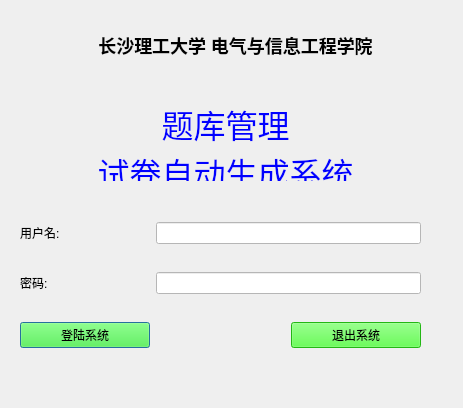
andyhuzhill/PaperGenerator, file logindialog.ui: the form before one commit.
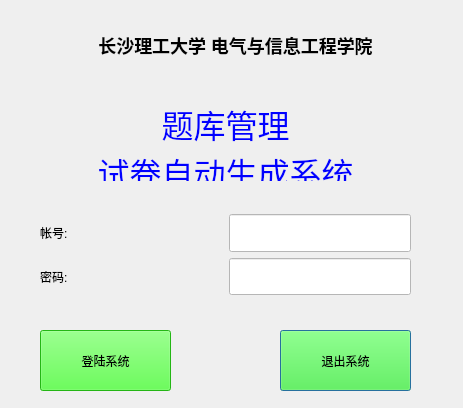
The form after the commit. Icons and pictures are not drawn.

What changed in the file:
```diff
--- a/logindialog.ui
+++ b/logindialog.ui
@@ -39,66 +39,6 @@
 &lt;p align=&quot;center&quot; style=&quot; margin-top:0px; margin-bottom:0px; margin-left:0px; margin-right:0px; -qt-block-indent:0; text-indent:0px;&quot;&gt;&lt;span style=&quot; font-size:24pt; color:#0000ff;&quot;&gt;试卷自动生成系统&lt;/span&gt;&lt;/p&gt;&lt;/body&gt;&lt;/html&gt;</string>
    </property>
   </widget>
-  <widget class="QWidget" name="layoutWidget">
-   <property name="geometry">
-    <rect>
-     <x>20</x>
-     <y>200</y>
-     <width>401</width>
-     <height>171</height>
-    </rect>
-   </property>
-   <layout class="QGridLayout" name="gridLayout">
-    <item row="0" column="0">
-     <widget class="QLabel" name="userLabel">
-      <property name="text">
-       <string>用户名:</string>
-      </property>
-     </widget>
-    </item>
-    <item row="0" column="1" colspan="2">
-     <widget class="QLineEdit" name="nameEdit">
-      <property name="styleSheet">
-       <string notr="true">background-color: rgb(255, 255, 255);</string>
-      </property>
-     </widget>
-    </item>
-    <item row="1" column="0">
-     <widget class="QLabel" name="passlabel">
-      <property name="text">
-       <string>密码:</string>
-      </property>
-     </widget>
-    </item>
-    <item row="1" column="1" colspan="2">
-     <widget class="QLineEdit" name="passEdit">
-      <property name="styleSheet">
-       <string notr="true">background-color: rgb(255, 255, 255);</string>
-      </property>
-     </widget>
-    </item>
-    <item row="2" column="0">
-     <widget class="QPushButton" name="loginButton">
-      <property name="styleSheet">
-       <string notr="true">background-color: rgb(51, 255, 29);</string>
-      </property>
-      <property name="text">
-       <string>登陆系统</string>
-      </property>
-     </widget>
-    </item>
-    <item row="2" column="2">
-     <widget class="QPushButton" name="quitButton">
-      <property name="styleSheet">
-       <string notr="true">background-color: rgb(51, 255, 29);</string>
-      </property>
-      <property name="text">
-       <string>退出系统</string>
-      </property>
-     </widget>
-    </item>
-   </layout>
-  </widget>
   <widget class="QLabel" name="orgLabel">
    <property name="geometry">
     <rect>
@@ -120,6 +60,113 @@
     <set>Qt::AlignCenter</set>
    </property>
   </widget>
+  <widget class="QPushButton" name="quitButton">
+   <property name="geometry">
+    <rect>
+     <x>280</x>
+     <y>330</y>
+     <width>131</width>
+     <height>61</height>
+    </rect>
+   </property>
+   <property name="styleSheet">
+    <string notr="true">background-color: rgb(51, 255, 29);
+font: 18pt &quot;楷体&quot;;</string>
+   </property>
+   <property name="text">
+    <string>退出系统</string>
+   </property>
+  </widget>
+  <widget class="QPushButton" name="loginButton">
+   <property name="geometry">
+    <rect>
+     <x>40</x>
+     <y>330</y>
+     <width>131</width>
+     <height>61</height>
+    </rect>
+   </property>
+   <property name="styleSheet">
+    <string notr="true">background-color: rgb(51, 255, 29);
+font: 75 18pt &quot;楷体&quot;;</string>
+   </property>
+   <property name="text">
+    <string>登陆系统</string>
+   </property>
+  </widget>
+  <widget class="QWidget" name="">
+   <property name="geometry">
+    <rect>
+     <x>40</x>
+     <y>214</y>
+     <width>371</width>
+     <height>81</height>
+    </rect>
+   </property>
+   <layout class="QGridLayout" name="gridLayout">
+    <item row="0" column="0">
+     <widget class="QLabel" name="userLabel">
+      <property name="sizePolicy">
+       <sizepolicy hsizetype="Expanding" vsizetype="Preferred">
+        <horstretch>0</horstretch>
+        <verstretch>0</verstretch>
+       </sizepolicy>
+      </property>
+      <property name="styleSheet">
+       <string notr="true">font: 75 14pt &quot;宋体&quot;;</string>
+      </property>
+      <property name="text">
+       <string>帐号:</string>
+      </property>
+     </widget>
+    </item>
+    <item row="0" column="1">
+     <widget class="QLineEdit" name="nameEdit">
+      <property name="sizePolicy">
+       <sizepolicy hsizetype="Expanding" vsizetype="Expanding">
+        <horstretch>0</horstretch>
+        <verstretch>0</verstretch>
+       </sizepolicy>
+      </property>
+      <property name="styleSheet">
+       <string notr="true">background-color: rgb(255, 255, 255);
+
+font: 14pt &quot;Times New Roman&quot;;</string>
+      </property>
+     </widget>
+    </item>
+    <item row="1" column="0">
+     <widget class="QLabel" name="passlabel">
+      <property name="sizePolicy">
+       <sizepolicy hsizetype="Expanding" vsizetype="Preferred">
+        <horstretch>0</horstretch>
+        <verstretch>0</verstretch>
+       </sizepolicy>
+      </property>
+      <property name="styleSheet">
+       <string notr="true">font: 14pt &quot;宋体&quot;;</string>
+      </property>
+      <property name="text">
+       <string>密码:</string>
+      </property>
+     </widget>
+    </item>
+    <item row="1" column="1">
+     <widget class="QLineEdit" name="passEdit">
+      <property name="sizePolicy">
+       <sizepolicy hsizetype="Expanding" vsizetype="Expanding">
+        <horstretch>0</horstretch>
+        <verstretch>0</verstretch>
+       </sizepolicy>
+      </property>
+      <property name="styleSheet">
+       <string notr="true">background-color: rgb(255, 255, 255);
+font: 14pt &quot;Times New Roman&quot;;</string>
+      </property>
+     </widget>
+    </item>
+   </layout>
+  </widget>
  </widget>
  <resources/>
  <connections/>
```
